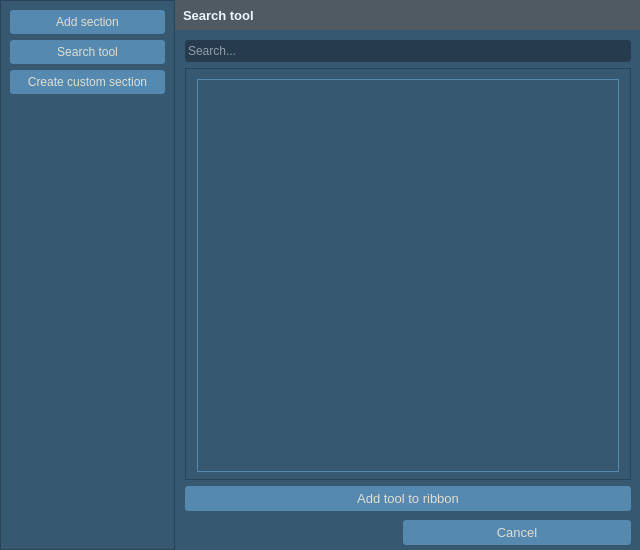
The window that SectionManager/UI/select_section_dialog.ui (GIAPspzoo/GIAP_PolaMap_lite) describes before a commit, drawn with Qt 5.
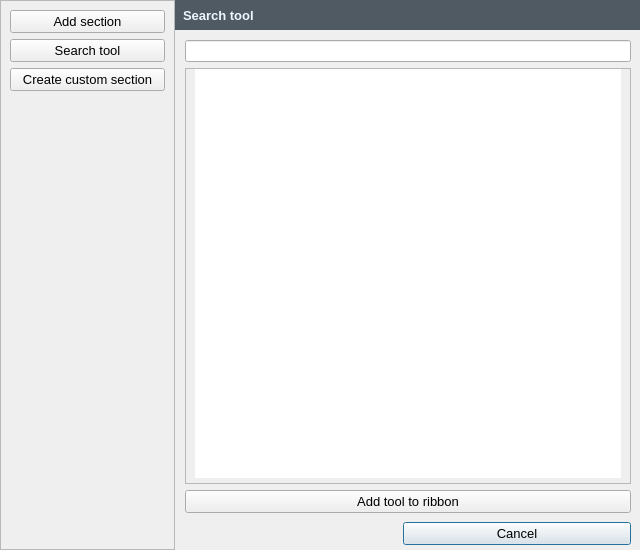
The same window after the commit. The open tabs and pages were chosen to show the change. Icons and pictures are not drawn. Custom widgets are drawn as their Qt base class.

The edit to the form file:
```diff
--- a/SectionManager/UI/select_section_dialog.ui
+++ b/SectionManager/UI/select_section_dialog.ui
@@ -36,443 +36,7 @@
     <normaloff>:/plugins/GIAP-giap_layout/icons/giap_logo.png</normaloff>:/plugins/GIAP-giap_layout/icons/giap_logo.png</iconset>
   </property>
   <property name="styleSheet">
-   <string notr="true">* {
-background-color: #365871;
-selection-background-color:  #5589B0;
-color:#E0DECF;
-font: 10pt &quot;Segoe UI&quot;;
-}
-QLabel{
-font: 10pt &quot;Segoe UI&quot;;
-color:#E0DECF;
-}
-
-
-QScrollBar:horizontal {
-    height: 15px;
-}
-QScrollBar::handle:horizontal {
-    background: #5589B0;
-    border-radius: 5px;
-    width: 10px;
-    margin: 2px 0 2px 0;
-}
-QScrollBar::add-line:horizontal, QScrollBar::sub-line:horizontal  {
-    border: 1px solid #365871;
-    background: #365871;
-    width: 12px;
-}
- QScrollBar:vertical {
-     width: 15px;
- }
- QScrollBar::handle:vertical {
-     background: #5589B0;
-     height: 10px;
-     border-radius: 5px;
-         margin: 0px 2px 0px 2px;
- }
- QScrollBar::add-line:vertical{
-    border: 1px solid #365871;
-     background: #365871;
-     height: 12px;
- }
-
- QScrollBar::sub-line:vertical {
-      border: 1px solid #365871;
-     background: #365871;
-     height: 12px;
- }
-
-QAbstractScrollArea::corner {
- border: 1px solid #365871;
-width: 0px;
-height: 0px;
-}
-QProgressBar {
-    border: 2px solid #263B4E;
-    border-radius: 5px;
-}
-
-QCheckBox::indicator:disabled {
-background-color: #465A68;}
-
-QLineEdit, QTextEdit{
-color:#E0DECF;
-min-height: 20px;
-border: 1px solid;
-border-radius: 3px;
-border-color: #263c4e;
-background-color: #263c4e;
-}
-
-QLineEdit:focus{
-border: solid;
-border-style: solid;
-border-width: 1px;
-border-color: #E0DECF;
-}
-
-QPushButton {
-padding: 5px;
-border: none;
-border-width: 1px;
-border-radius: 3px;
-background-color: #5589B0;
-}
-QPushButton:checked {
-background-color: #5589B0;
-border: solid;
-border-width: 1px;
-border-color: #5589B0;
-}
-
-QPushButton:pressed {
-background-color: #5589B0;
-border: solid;
-border-width: 1px;
-border-color:#5589B0;
-}
-QPushButton:hover {
-background-color: #5589B0;
-border-radius: 3px;
-border: solid;
-border-style: solid;
-border-width: 1px;
-border-color: #E0DECF;
-}
-
-QToolButton {
-border: none;
-border-width: 0px;
-border-radius: 3px;
-background-color: none;
-}
-
-QToolButton:checked {
-background-color:#5589B0;
-border-radius: 3px;
-border: solid;
-border-width: 1px;
-border-color: #5589B0;
-}
-QToolButton:hover {
-background-color: #5589B0;
-border-radius: 3px;
-border: solid;
-border-width: 1px;
-border-color: #E0DECF;
-}
-
-
-QToolButton:pressed {
-background-color:#5589B0;
-border: solid;
-border-width: 1px;
-border-color: #5589B0;
-}
-
-QToolButton::menu, QToolButton::menu-button {
-background-color: #263C4E;
-border: solid;
-border-width: 1px;
-border-color: #5589B0;
-}
-QMenuBar {
-selection-background-color:  #5589B0;
-}
-QMenu{
-border: 1px solid #263c4e;
-
-}
-
-QMenu::item:selected {
-background-color:  #5589B0;
-}
-
-QHeaderView::section {
-    background-color: #5589B0;
-    color: #E0DECF;
-    padding-left: 4px;
-    border: 1px solid #4F5A63;
-}
-
-QHeaderView::section:checked
-{
-    background-color: #5589B0;
-}
-
-QComboBox{
-min-height: 26px;
-}
-
-QComboBox QListView{
-selection-background-color:  #5589B0;
-    color: #E0DECF;
-     border: 1px solid #263c4e;
-}
-
-QComboBox:disabled {
-background-color: #465A68;
-color: black;
-}
-
-QComboBox:editable {
-border: 0px solid #5589B0;
-border-radius: 3px;
-background-color: #263c4e;
-padding: 0px 0px 0px 3px;
-}
-
-QComboBox:editable:focus{
-border: solid;
-border-style: solid;
-border-width: 1px;
-border-color: #E0DECF;
-}
-
-QComboBox:!editable {
-border: 0px solid #5589B0;
-border-radius: 3px;
-background-color: #263c4e;
-padding:0px 3px 0px 3px;
-}
-
-QComboBox:!editable:on {
-background-color: #263c4e;
-border: solid;
-border-width: 1px;
-border-color: #365871;
-padding:0px 5px 0px 3px;
-}
-
-QComboBox::drop-down {
-border-left: solid;
-border-width: 0px;
-background-color: #263c4e;
-border-radius: 3px;
-}
-QComboBox::drop-down:editable:on {
-background-color:#263c4e;
-border: solid;
-border-width: 1px;
-border-color: #263c4e;
-}
-
-QComboBox::drop-down:!editable:on {
-background-color: #263c4e;
-}
-
-QComboBox::down-arrow {
-        image:  url(:/plugins/GIAP-PolaMap/icons/branch-open.png);
-    width: 18px;
-    height: 28px;
-}
-
-QComboBox::down-arrow:hover, QComboBox::down-arrow:pressed{
-border: solid;
-border-width: 0px;
-border-color: #E0DECF;
-border-radius: 3px;
-margin:0px 3px 0px -1px;
-}
-
-QToolTip {
-color:#E0DECF;
-	font: 10pt &quot;Segoe UI&quot;;
-font-weight: normal;
-border-style: double;
-border: 1px;
-border-radius: 3px;
-background-color:#4F5A63;
-}
-
-Line{
-color: 1px solid #E0DECF;
-}
-
-QTabBar::tab {
-padding: 2px;
-color: #E0DECF;
-}
-QTabWidget::tab-bar {
-    left: 5px;
-}
-QTabWidget::pane {
-border: 1px solid #365871;
-border-top: 1px solid #5589B0;
-}
-
-QTabBar::tab:selected, QTabBar::tab:hover, QTabBar::tab:!selected:hover {
-font-weight: 450;
-padding: 3px;
-border-top: 1px solid #365871;
-border-right: 0px solid #E0DECF;
-border-left: 0px solid #E0DECF;
-border-bottom: 3px solid #E0DECF;
-margin-bottom: 2px;
-background: #5589B0;
-}
-
-QTabBar::tab:!selected {
-font-weight: 450;
-color: #E0DECF;
-border: 2px solid #365871;
-margin-bottom: 2px;
-padding: 3px;
-}
-
-QTreeView {
-    border: 1px solid;
-    border-color: #5589B0;
-    margin: 2px;
-   show-decoration-selected: 1;
-}
-
-QTreeView::item,
-QTreeView::branch {
-    color: #E0DECF;
-     padding: 2px;
-}
-
-QTreeView:branch:hover,
-QTreeView:item:hover
-{
-    background-color: #5589B0;
-}
-
-QTreeView:branch:selected,
-QTreeView:item:selected
-{
-    background-color: #5589B0;
-    color: #E0DECF;
-}
-
-QTreeView::branch:has-children:!has-siblings:closed,
-QTreeView::branch:closed:has-children:has-siblings {
-        border-image: none;
-        image: url(:/plugins/GIAP-PolaMap/icons/branch-closed.png);
-}
-
-QTreeView::branch:open:has-children:!has-siblings,
-QTreeView::branch:open:has-children:has-siblings  {
-        border-image: none;
-        image:  url(:/plugins/GIAP-PolaMap/icons/branch-open.png);
-}
-
-QProgressBar {
-    border: 2px solid #365871;
-    background-color: #365871;
-    border-radius: 3px;
-    text-align: center;
-    color: #E0DECF;
-}
-
-QProgressBar::chunk {
-    background-color: #5589B0;
-}
-QSpinBox, QDoubleSpinBox,
-QSpinBox:editable,
-QSpinBox:hover,
-QSpinBox:pressed,
-QDoubleSpinBox:editable,
-QDoubleSpinBox:hover,
-QDoubleSpinBox:pressed {
-    border: 1px solid;
-    border-radius: 3px;
-    border-color: #263c4e;
-background-color: #263c4e;
-}
-QSpinBox:focus, QDoubleSpinBox:focus {
-border-style: solid;
-border-width: 0px;
-border-color: #E0DECF;
-}
-QSpinBox:disabled, QDoubleSpinBox:disabled {
-  border: none;
-  border-bottom: 1px solid #263c4e;
-  border-radius: 0;
-  background: #263c4e;
-  color: #000000;
-}
-QSpinBox::up-button, QDoubleSpinBox::up-button{
-  subcontrol-origin: border;
-  subcontrol-position: top right;
-  border: 0px solid #E0DECF;
-  border-radius: 3;
-  background: #263c4e;
-}
-
-QSpinBox::down-button, QDoubleSpinBox::down-button {
-  subcontrol-origin: border;
-  subcontrol-position: bottom right;
-  border: 0px solid #E0DECF;
-  border-radius: 3;
-  background: #263c4e;
-}
-QSpinBox::down-button:hover, QDoubleSpinBox::down-button:hover, QSpinBox::up-button:hover, QDoubleSpinBox::up-button:hover {
-border: solid;
-border-width: 1px;
-border-color: #E0DECF;
-}
-
-QSpinBox::up-arrow:disabled,
-QSpinBox::up-arrow:off {
-  image: none;
-}
-
-QSpinBox::down-arrow:disabled,
-QSpinBox::down-arrow:off,
- QDoubleSpinBox::down-arrow:disabled,
-QDoubleSpinBox::down-arrow:off{
-  image: none;
-}
-
-QTableView {
-    selection-background-color: #5589B0;
-}
-
-QGroupBox {
-    border-top: 1px solid #E0DECF;
-    margin-top: 5ex;
-}
-QGroupBox::title {
-    subcontrol-origin: margin;
-    padding: 0 5px;
-    }
-
-QDockWidget {
-    border: 10px solid lightgray;
-
-}
-
-QTableView, QListView
-        {
-            gridline-color:#4F5A63;
-            color: #E0DECF;
-            alternate-background-color: #4F5A63;
-            selection-background-color: #5589B0;
-            border: 1px solid #5589B0;
-        }
-QTableView::item, QListView::item
-        {
-            color: #E0DECF;
-        }
-QTableView::item:hover, QListView::item:hover
-        {
-            color: #E0DECF;
-            background: #5589B0;
-            selection-background-color: #5589B0;
-        }
-QTableView::item:focus, QListView::item:focus
-        {
-            color: #E0DECF;
-            background: #263B4E;
-        }
-QTableView::item:selected, QListView::item:selected
-        {
-            color: #E0DECF;
-            background-color: #5589B0;
-        }</string>
+   <string notr="true"/>
   </property>
   <property name="locale">
    <locale language="English" country="UnitedKingdom"/>
@@ -1012,7 +576,7 @@
              <property name="bottomMargin">
               <number>0</number>
              </property>
-             <item row="1" column="0">
+             <item row="0" column="0">
               <widget class="QgsProcessingToolboxTreeView" name="algorithmTree">
                <property name="sizePolicy">
                 <sizepolicy hsizetype="Expanding" vsizetype="Expanding">
@@ -1024,48 +588,7 @@
                 <enum>Qt::CustomContextMenu</enum>
                </property>
                <property name="styleSheet">
-                <string notr="true">QListView {
-background-color: #365871;
-selection-background-color:  #5589B0;
-font: 10pt &quot;Segoe UI&quot;;
-padding: 2px;
-}
-QLabel{
-font: 12pt &quot;Segoe UI&quot;;
-color:#E0DECF;
-}
-
-QScrollBar:horizontal {
-    height: 15px;
-}
-QScrollBar::handle:horizontal {
-    background: #5589B0;
-    border-radius: 5px;
-    width: 10px;
-    margin: 2px 0 2px 0;
-}
-
- QScrollBar:vertical {
-     width: 15px;
- }
- QScrollBar::handle:vertical {
-     background: #5589B0;
-     height: 10px;
-     border-radius: 5px;
-	 margin: 0px 2px 0px 2px;
- }
- QScrollBar::add-line:vertical{
-border: 1px solid #365871;
-     background:#365871;
-     height: 12px;
- }
-
- QScrollBar::sub-line:vertical {
-border: 1px solid #365871;
-     background: #365871;
-     height: 12px;
- }
-</string>
+                <string notr="true"/>
                </property>
                <property name="frameShape">
                 <enum>QFrame::NoFrame</enum>
@@ -1081,7 +604,7 @@
                </property>
               </widget>
              </item>
-             <item row="2" column="0">
+             <item row="1" column="0">
               <spacer name="verticalSpacer_3">
                <property name="orientation">
                 <enum>Qt::Vertical</enum>
@@ -1097,22 +620,6 @@
                </property>
               </spacer>
              </item>
-             <item row="0" column="0">
-              <spacer name="verticalSpacer_2">
-               <property name="orientation">
-                <enum>Qt::Vertical</enum>
-               </property>
-               <property name="sizeType">
-                <enum>QSizePolicy::Minimum</enum>
-               </property>
-               <property name="sizeHint" stdset="0">
-                <size>
-                 <width>20</width>
-                 <height>8</height>
-                </size>
-               </property>
-              </spacer>
-             </item>
             </layout>
            </widget>
           </item>
```
Left out of the diff: 127 changed lines with no effect on the pictures.
